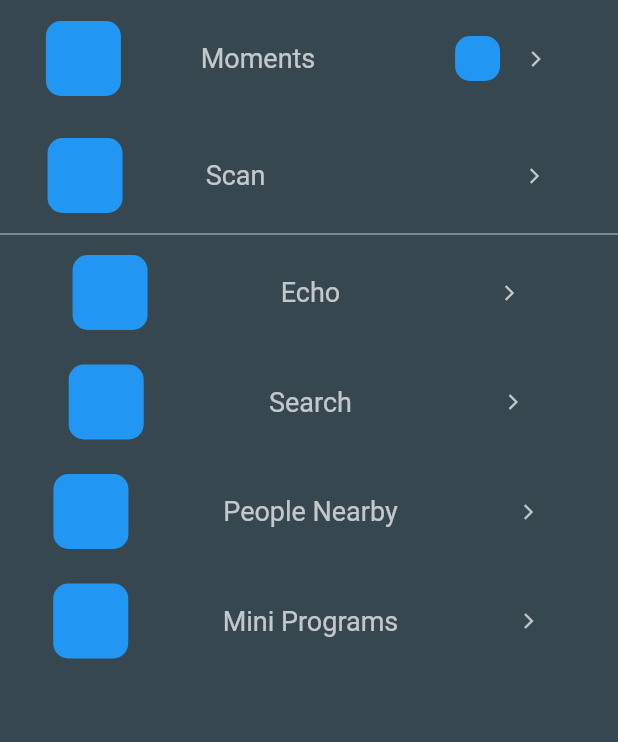
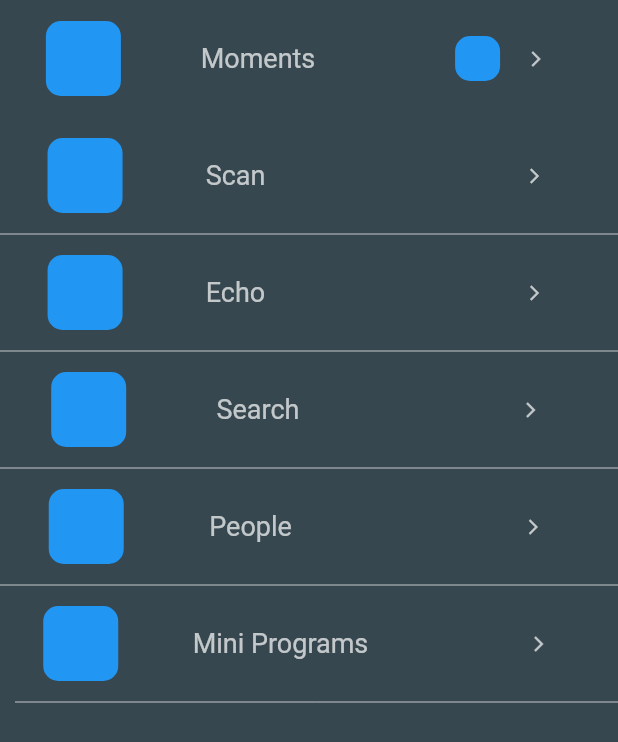
Before and after one commit to darkomike/Snapp, a Flutter app: the DiscoverScreen screen opened directly, on a phone screen of 412 x 824 dp. Shown: the top 742 px of the screen. Run offline on Flutter 3.47's test engine with Material 2 defaults, Android fonts, the phone set to English and light mode, and no system bars; our stand-ins replace contacts_service.

Commit message:
third commit

```diff
--- a/lib/main.dart
+++ b/lib/main.dart
@@ -36,7 +36,7 @@ class SnappApp extends StatelessWidget {
         theme: AppTheme.lightTheme,
         darkTheme: AppTheme.darkTheme,
         themeMode: appState.isDarkModeOn ? ThemeMode.dark : ThemeMode.light , // function for switching app themes
-        home: HomeScreen()
+        home: StartUpScreen()
         );
       },
 
--- a/lib/views/discoverScreen.dart
+++ b/lib/views/discoverScreen.dart
@@ -35,59 +35,56 @@ class _DiscoverScreenState extends State<DiscoverScreen> {
                 height: 10,
               ),
             ),
+
             GestureDetector(
                 onTap: (){
                   print("Echo is tapped");
                   //TODO:
                 },
-              child: Card(
-                child: listTile1('Echo', context, 0),
-                elevation: 0.0,
+                child: Card(elevation: 0.0, child: listTile1('Echo', context, 100))),
+            Padding(
+              padding: const EdgeInsets.only(left: 0),
+              child: Divider(
+                height: 10,
               ),
             ),
-            SizedBox(
-              height: 5,
-            ),
+
             GestureDetector(
                 onTap: (){
                   print("Search is tapped");
                   //TODO:
                 },
-              child: Card(
-                child: listTile1('Search', context, 0),
-                elevation: 0.0,
+                child: Card(elevation: 0.0, child: listTile1('Search', context, 70))),
+            Padding(
+              padding: const EdgeInsets.only(left: 0),
+              child: Divider(
+                height: 10,
               ),
-            ),
-            SizedBox(
-              height: 5,
-            ),
-            GestureDetector(
+            ), GestureDetector(
                 onTap: (){
-                print("People Nearby  is tapped");
+                  print("People Nearby is tapped");
                   //TODO:
                 },
-              child: Card(
-                child: listTile1('People Nearby', context, 0),
-                elevation: 0.0,
+                child: Card(elevation: 0.0, child: listTile1('People', context, 80))),
+            Padding(
+              padding: const EdgeInsets.only(left: 0),
+              child: Divider(
+                height: 10,
               ),
-            ),
-            SizedBox(
-              height: 5,
-            ),
-            GestureDetector(
-
+            ), GestureDetector(
                 onTap: (){
                   print("Mini Programs is tapped");
                   //TODO:
                 },
-              child: Card(
-                child: listTile1('Mini Programs', context, 0),
-                elevation: 0.0,
+                child: Card(elevation: 0.0, child: listTile1('Mini Programs', context, 40))),
+            Padding(
+              padding: const EdgeInsets.only(left:10),
+              child: Divider(
+                height: 10,
               ),
             ),
-            SizedBox(
-              height: 5,
-            ),
+
+
           ],
         ),
       )),
--- a/lib/views/startUpScreen.dart
+++ b/lib/views/startUpScreen.dart
@@ -105,13 +105,13 @@ class _StartUpScreenState extends State<StartUpScreen> {
                                   //TODO: move to login dialog ...
                                   print("Log In button is clicked");
 
-                                  Navigator.pushReplacement(context, MaterialPageRoute(builder: (_){
-                                    return HomeScreen();
-                                  }) );
+//                                  Navigator.pushReplacement(context, MaterialPageRoute(builder: (_){
+//                                    return HomeScreen();
+//                                  }) );
 
-//                                  setState(() {
-//                                    _logInDialog(context: context);
-//                                  });
+                                  setState(() {
+                                    _logInDialog(context: context);
+                                  });
                                 },
                                 child: Container(
                                   width: width * 0.30,
@@ -362,7 +362,7 @@ class _StartUpScreenState extends State<StartUpScreen> {
   _nextButton(){
 
     if(_mobileLoginFormKey.currentState.validate()){
-
+//TODO:
     }
   }
 
@@ -501,28 +501,38 @@ class _StartUpScreenState extends State<StartUpScreen> {
         });
   }
 
+
+
   _checkAppTheme(String value) {
+
     bool isDark =
         Provider.of<AppStateNotifier>(context, listen: false).isDarkModeOn;
 
 
-    setState(() {
       switch (value) {
         case "Day":
-          Provider.of<AppStateNotifier>(context, listen: false)
-              .updateTheme(!isDark);
+          isDark = false;
+         setState(() {
+           Provider.of<AppStateNotifier>(context, listen: false)
+               .updateTheme(isDark);
+         });
+
+
 
           print("Day");
           break;
         case "Night":
+          isDark = true;
+        setState(() {
           Provider.of<AppStateNotifier>(context, listen: false)
               .updateTheme(isDark);
+        });
           print("Night");
           break;
         default:
           break;
       }
-    });
+
   }
 
   Widget setAppTheme() {
@@ -541,7 +551,7 @@ class _StartUpScreenState extends State<StartUpScreen> {
       onChanged: (String value) {
         //TODO: to change the app theme
         setState(() {
-          _selectedAppTheme = value;
+
           _checkAppTheme(value);
         });
       },
--- a/lib/widgets/myThemes.dart
+++ b/lib/widgets/myThemes.dart
@@ -12,7 +12,7 @@ class AppTheme {
         color: Colors.white,
       ),
       bottomNavigationBarTheme: BottomNavigationBarThemeData(
-          backgroundColor: Colors.grey[500],
+          backgroundColor: Colors.white,
           type: BottomNavigationBarType.fixed,
           unselectedItemColor: Colors.black87),
       textTheme: TextTheme(
@@ -32,7 +32,7 @@ class AppTheme {
       appBarTheme: AppBarTheme(
           textTheme: TextTheme(
               headline6: TextStyle(color: Colors.black, fontSize: 20)),
-          color: Colors.grey[500],
+          color: Colors.white,
           iconTheme: IconThemeData(color: Colors.black)));
 
 
@@ -64,7 +64,7 @@ class AppTheme {
       backgroundColor: Colors.blueGrey[800],
       bottomNavigationBarTheme: BottomNavigationBarThemeData(
         unselectedItemColor: Colors.white60,
-        backgroundColor: Colors.indigo[700],
+        backgroundColor: Colors.blueGrey[800],
         type: BottomNavigationBarType.fixed,
       ),
       textTheme: TextTheme(
@@ -90,6 +90,6 @@ class AppTheme {
       ),
       appBarTheme: AppBarTheme(
 //          color: Colors.blueGrey[800],
-          color: Colors.indigo[700],
+          color: Colors.blueGrey[800],
           iconTheme: IconThemeData(color: Colors.white70)));
 }
```
Lines whose indentation alone changed are shown as unchanged.
